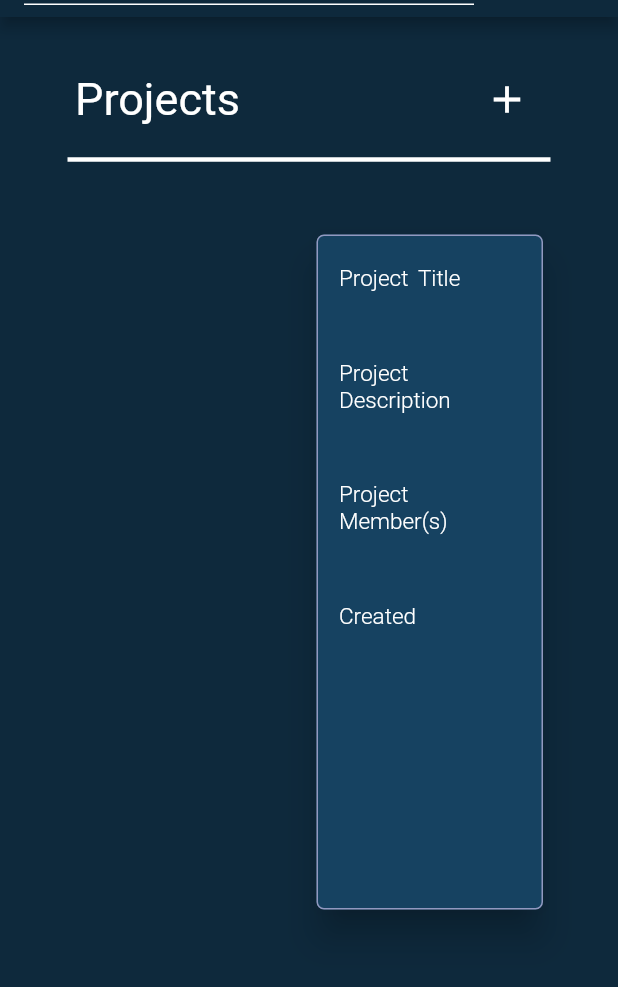
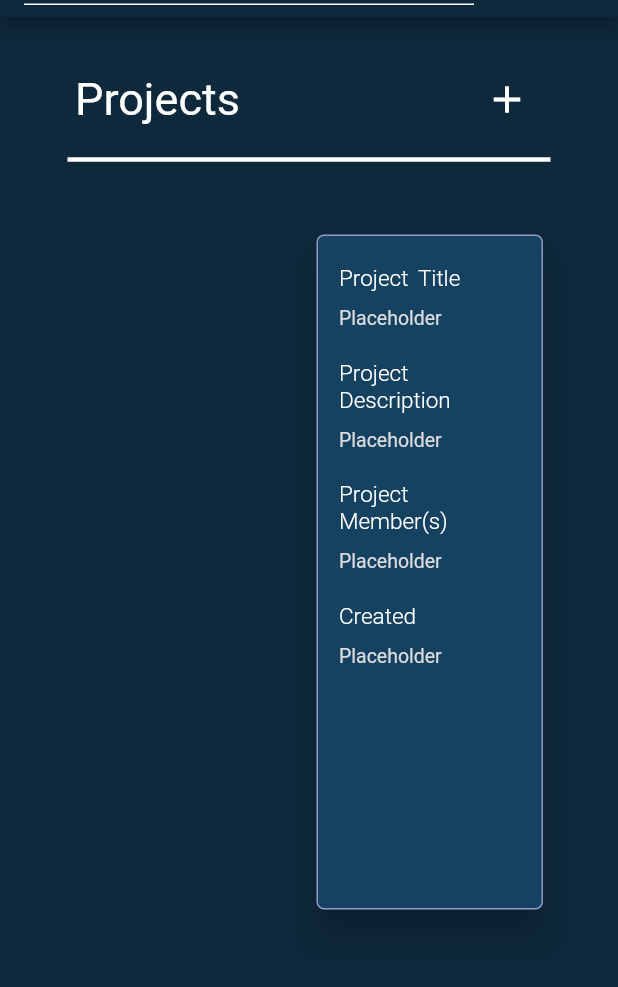
Before and after one commit to amahi2001/Developers-Almanac, a Flutter app: the screen it shows once a user with an empty profile is signed in, on a phone screen of 412 x 824 dp, the part 67-1054 px from its top. Run offline on Flutter 3.47's test engine with Material 2 defaults, Android fonts, the phone set to English and light mode, and no system bars; our stand-ins replace cloud_firestore, firebase_auth, firebase_core, flutter_signin_button; accounts and stored records are empty; Roboto replaces fonts that are missing (Times); statements that could not run were skipped.

Commit message:
fixed logout functionality in edit page

```diff
--- a/lib/pages/edit_projects/edit_project.dart
+++ b/lib/pages/edit_projects/edit_project.dart
@@ -4,7 +4,7 @@ import 'package:flutter/material.dart';
 import 'widgets/add_bugs.dart';
 import 'widgets/add_collab.dart';
 import 'widgets/add_stack.dart';
-// import '/auth.dart';
+import '/auth.dart';
 import 'widgets/edit_stacks.dart';
 
 const Color white = Color.fromARGB(255, 255, 255, 255);
@@ -57,8 +57,13 @@ class _Edit_project_pageState extends State<Edit_project_page> {
             return IconButton(
                 icon: const Icon(Icons.logout),
                 onPressed: () {
-                  Scaffold.of(context)
-                      .openEndDrawer(); // Open drawer if Profile Icon is clicked
+                        // Scaffold.of(context)
+                        //     .openEndDrawer(); // Open drawer if Profile Icon is clicked
+                  showDialog(
+                    context: context,
+                    builder: (BuildContext context) =>
+                        const LogoutPopup(),
+                  );
                 });
           }),
         ],
--- a/lib/pages/home_page.dart
+++ b/lib/pages/home_page.dart
@@ -188,16 +188,17 @@ class _MyHomePageState extends State<MyHomePage> {
         ],
       )),
       body: ListView(
+        physics: const NeverScrollableScrollPhysics(),
         children: [
-          SizedBox(
+          const SizedBox(
             height: 30,
           ),
           Padding(
-            padding: EdgeInsets.only(left: 50, right: 50),
+            padding: const EdgeInsets.only(left: 50, right: 50),
             child: Row(
               mainAxisAlignment: MainAxisAlignment.spaceBetween,
               children: [
-                Text(
+                const Text(
                   "Projects",
                   style: TextStyle(
                     color: Colors.white,
@@ -206,7 +207,7 @@ class _MyHomePageState extends State<MyHomePage> {
                   ),
                   textAlign: TextAlign.left,
                 ),
-                Divider(
+                const Divider(
                   height: 50,
                   thickness: 5,
                 ),
@@ -251,7 +252,6 @@ class _MyHomePageState extends State<MyHomePage> {
                       height: 500,
                       child: ProjectsView(notifyParent: refresh)),
                 ),
-
                 Expanded(
                   child: SizedBox(
                     width: MediaQuery.of(context).size.width * 0.5,
@@ -278,7 +278,9 @@ class _MyHomePageState extends State<MyHomePage> {
                                       // if no projects, dont display sizedbox, otherwise return sizedBox
                                       SizedBox(
                                         height: 450,
-                                        width: MediaQuery.of(context).size.width * 0.3,
+                                        width:
+                                            MediaQuery.of(context).size.width *
+                                                0.3,
                                         child: SingleChildScrollView(
                                           child: ProjectInfoPreviewView(),
                                         ),
@@ -323,7 +325,6 @@ class ProjectInfoPreviewView extends StatefulWidget {
 class _ProjectInfoPreviewViewState extends State<ProjectInfoPreviewView> {
   @override
   Widget build(Object context) {
-
     return Padding(
       padding: const EdgeInsets.only(top: 0.5, left: 15),
       child: Column(children: [
@@ -358,6 +359,14 @@ class _ProjectsViewState extends State<ProjectsView> {
 
   @override
   void initState() {
+    super.initState();
+
+    // Figure out how to add data to container in beginning
+    projectName = "Placeholder";
+    projectDescription = "Placeholder";
+    projectMembers = "Placeholder";
+    projectCreated = "Placeholder";
+
     void deleteAll() {
       projects.get().then((querySnapshot) {
         querySnapshot.docs.forEach((result) {
@@ -398,6 +407,14 @@ class _ProjectsViewState extends State<ProjectsView> {
             itemBuilder: (context, index) {
               QueryDocumentSnapshot<Object?> project =
                   snapshot.data!.docs[index];
+
+              // if (index == 0) {
+              //   firstprojectName = project['project_title'];
+              //   firstprojectDescription = project['project_description'];
+              //   firstprojectMembers = project['members'].toString();
+              //   firstprojectCreated =
+              //       project['creation_date'].toDate().toString();
+              // }
 
               if (!(project['project_title'].toLowerCase())
                   .contains(searchT.toLowerCase())) {
```
